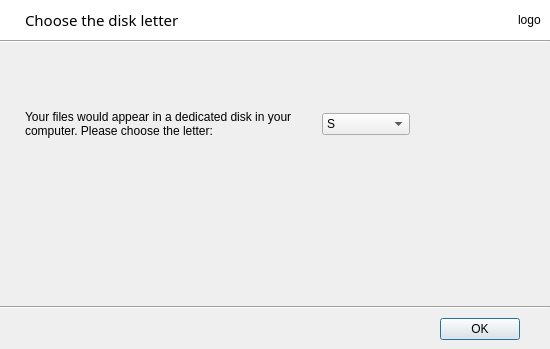
The window that ui/disk-letter-dialog.ui (haiwen/seadrive-gui) describes before a commit, drawn with Qt 5.
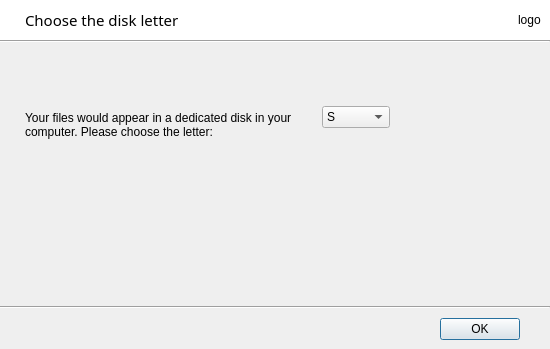
The same window after the commit.

Commit message: Adjust the size of disk letter dialog.

```diff
--- a/ui/disk-letter-dialog.ui
+++ b/ui/disk-letter-dialog.ui
@@ -159,10 +159,10 @@
         <number>30</number>
        </property>
        <property name="rightMargin">
-        <number>140</number>
+        <number>160</number>
        </property>
        <property name="bottomMargin">
-        <number>100</number>
+        <number>115</number>
        </property>
        <item>
         <spacer name="verticalSpacer_5">
```
